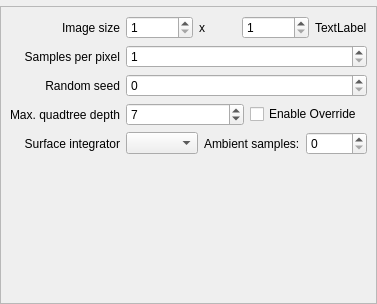
Before: the Qt Designer form src/gui/CosyGui/rendersettingswindow.ui in phresnel/picogen, drawn with Qt 5.
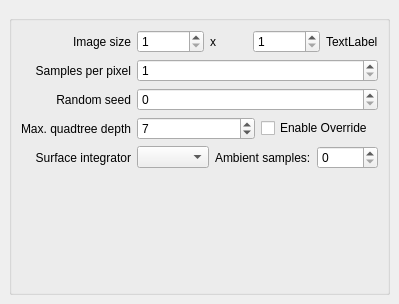
After: the same form once the commit is applied. Custom widgets are drawn as their Qt base class.

```diff
--- a/src/gui/CosyGui/rendersettingswindow.ui
+++ b/src/gui/CosyGui/rendersettingswindow.ui
@@ -31,11 +31,24 @@
    <item row="1" column="0">
     <widget class="QFrame" name="frame">
      <property name="frameShape">
-      <enum>QFrame::StyledPanel</enum>
+      <enum>QFrame::NoFrame</enum>
      </property>
-     <property name="frameShadow">
-      <enum>QFrame::Raised</enum>
-     </property>
+     <layout class="QHBoxLayout" name="horizontalLayout_4">
+      <item>
+       <spacer name="horizontalSpacer_2">
+        <property name="orientation">
+         <enum>Qt::Horizontal</enum>
+        </property>
+        <property name="sizeHint" stdset="0">
+         <size>
+          <width>40</width>
+          <height>20</height>
+         </size>
+        </property>
+       </spacer>
+      </item>
+      <item>
+       <widget class="QGroupBox" name="groupBox">
      <layout class="QGridLayout" name="gridLayout_2">
       <item row="0" column="0">
        <widget class="QLabel" name="label">
@@ -199,6 +212,22 @@
          </widget>
         </item>
        </layout>
+         </item>
+        </layout>
+       </widget>
+      </item>
+      <item>
+       <spacer name="horizontalSpacer">
+        <property name="orientation">
+         <enum>Qt::Horizontal</enum>
+        </property>
+        <property name="sizeHint" stdset="0">
+         <size>
+          <width>40</width>
+          <height>20</height>
+         </size>
+        </property>
+       </spacer>
       </item>
      </layout>
     </widget>
```
Left out of the diff: 3 changed lines with no effect on the pictures. Lines whose indentation alone changed are shown as unchanged.
